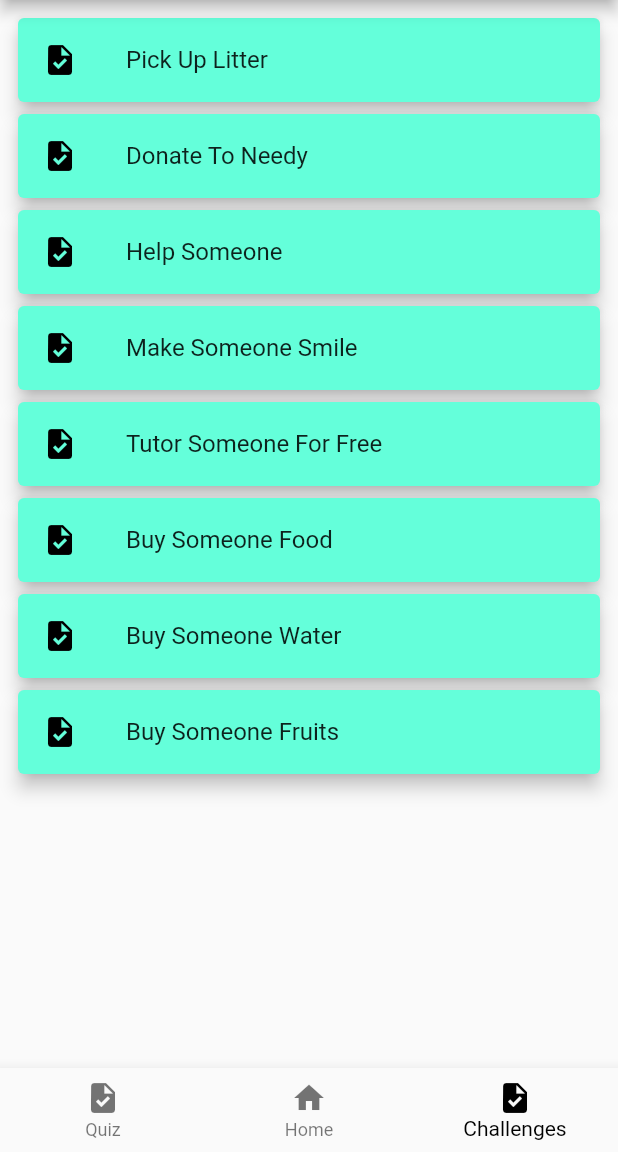
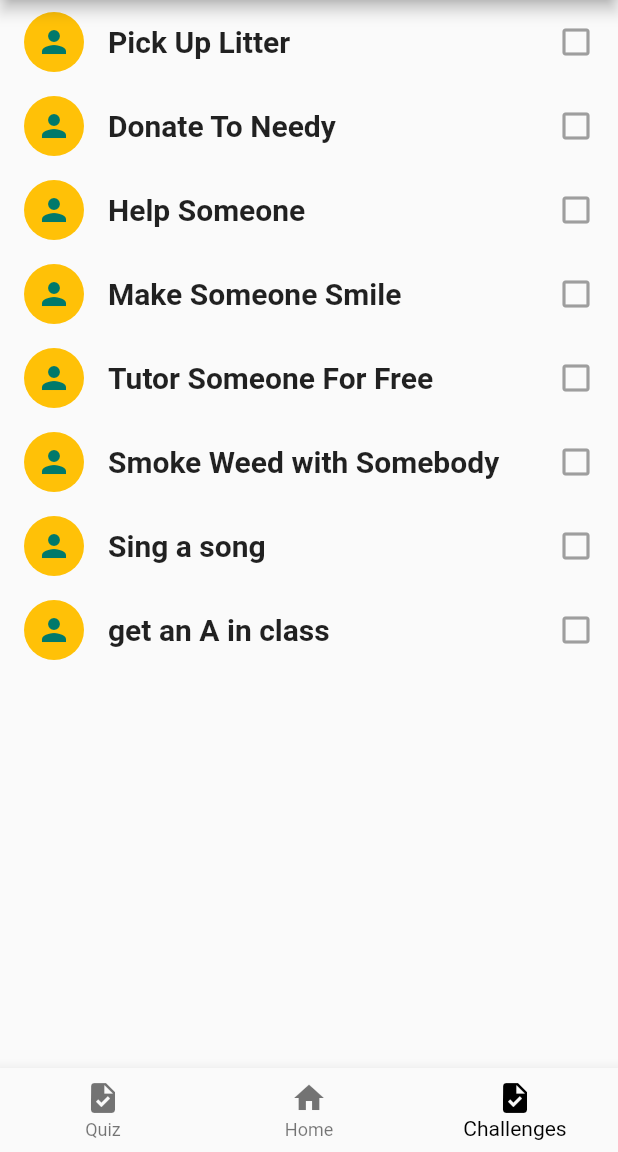
Before and after one commit to eriksoriano/forgood, a Flutter app: the screen it shows after launch, item 3 of the bottom bar chosen, on a phone screen of 412 x 824 dp, the part 84-1236 px from its top. Run offline on Flutter 3.47's test engine with Material 2 defaults, Android fonts, the phone set to English and light mode, and no system bars; missing offline and left inert: dart:ffi.

Commit message:
all good

```diff
--- /dev/null
+++ b/lib/list.dart
@@ -0,0 +1,6 @@
+class listOpportunities {
+  String name;
+  bool isSelected;
+
+  listOpportunities(this.name, this.isSelected);
+}
--- a/lib/main.dart
+++ b/lib/main.dart
@@ -1,5 +1,5 @@
 import 'dart:ffi';
-
+import 'package:finalproject/list.dart';
 import 'package:flutter/material.dart';
 
 void main() {
@@ -34,90 +34,80 @@ class MyHomePage extends StatefulWidget {
 }
 
 class _MyHomePageState extends State<MyHomePage> {
+  List<listOpportunities> challengenames = [
+    listOpportunities("Pick Up Litter", false),
+    listOpportunities("Donate To Needy", false),
+    listOpportunities("Help Someone", false),
+    listOpportunities("Make Someone Smile", false),
+    listOpportunities("Tutor Someone For Free", false),
+    listOpportunities("Smoke Weed with Somebody", false),
+    listOpportunities("Sing a song", false),
+    listOpportunities("get an A in class", false),
+  ];
+
+  List<listOpportunities> selectedThings = [];
 // **************************************************************************
 // the list of items in the list below; this will be moved into a new page
 // **************************************************************************
-  final List<int> _items = List<int>.generate(8, (int index) => index);
+  // final List<int> _items = List<int>.generate(8, (int index) => index);
 
-  List<String> tasks = [
-    "Pick Up Litter",
-    "Donate To Needy",
-    "Help Someone",
-    "Make Someone Smile",
-    "Tutor Someone For Free",
-    "Buy Someone Food",
-    "Buy Someone Water",
-    "Buy Someone Fruits"
-  ];
+  // List<String> tasks = [
+  //   "Pick Up Litter",
+  //   "Donate To Needy",
+  //   "Help Someone",
+  //   "Make Someone Smile",
+  //   "Tutor Someone For Free",
+  //   "Buy Someone Food",
+  //   "Buy Someone Water",
+  //   "Buy Someone Fruits"
+  // ];
 
 // **************************************************************************
 // these are CHALLENGE OPPORTUNITIES based on quiz user fills out
 // **************************************************************************
 
   // @override
-  Widget _listofOpportunities() {
-    final ColorScheme colorScheme = Theme.of(context).colorScheme;
-    final Color oddItemColor = Color.fromRGBO(139, 200, 89, 1);
-    final Color evenItemColor = Color.fromRGBO(101, 189, 184, 1);
+  // Widget _listofOpportunities() {
+  //   final ColorScheme colorScheme = Theme.of(context).colorScheme;
+  //   final Color oddItemColor = Color.fromRGBO(139, 200, 89, 1);
+  //   final Color evenItemColor = Color.fromRGBO(101, 189, 184, 1);
 
-    return Container(
-      padding: EdgeInsets.all(8.0),
-      child: ReorderableListView(
-          children: <Widget>[
-            for (final task in tasks)
-              Card(
-                color: Colors.tealAccent,
-                key: ValueKey(task),
-                elevation: 5.0,
-                child: ListTile(
-                  title: Text(task),
-                  leading: Icon(Icons.task, color: Colors.black),
-                ),
-              ),
-          ],
-          onReorder: (oldIndex, newIndex) {
-            setState(() {
-              if (oldIndex < newIndex) {
-                newIndex = newIndex - 1;
-                challenge1 = tasks[0];
-                challenge2 = tasks[1];
-                challenge3 = tasks[2];
-                challenge4 = tasks[3];
-              } else if (oldIndex > newIndex) {
-                newIndex = oldIndex;
-                challenge1 = tasks[0];
-                challenge2 = tasks[1];
-                challenge3 = tasks[2];
-                challenge4 = tasks[3];
-              }
-            });
-            final task = tasks.removeAt(oldIndex);
-            tasks.insert(newIndex, task);
-          }),
-    );
-  }
-
-  @override
-  Widget _acceptChallenge() {
-    bool challenge1 = false;
-    bool challenge2 = false;
-    bool challenge3 = false;
-    bool challenge4 = false;
-
-    return Row(
-      children: [
-        Text("Challenge"),
-        Checkbox(
-          value: challenge1,
-          onChanged: (bool? value) {
-            setState(() {
-              challenge1 = false;
-            });
-          },
-        ),
-      ],
-    );
-  }
+  //   return Container(
+  //     padding: EdgeInsets.all(8.0),
+  //     child: ReorderableListView(
+  //         children: <Widget>[
+  //           for (final task in tasks)
+  //             Card(
+  //               color: Colors.tealAccent,
+  //               key: ValueKey(task),
+  //               elevation: 5.0,
+  //               child: ListTile(
+  //                 title: Text(task),
+  //                 leading: Icon(Icons.task, color: Colors.black),
+  //               ),
+  //             ),
+  //         ],
+  //         onReorder: (oldIndex, newIndex) {
+  //           setState(() {
+  //             if (oldIndex < newIndex) {
+  //               newIndex = newIndex - 1;
+  //               challenge1 = tasks[0];
+  //               challenge2 = tasks[1];
+  //               challenge3 = tasks[2];
+  //               challenge4 = tasks[3];
+  //             } else if (oldIndex > newIndex) {
+  //               newIndex = oldIndex;
+  //               challenge1 = tasks[0];
+  //               challenge2 = tasks[1];
+  //               challenge3 = tasks[2];
+  //               challenge4 = tasks[3];
+  //             }
+  //           });
+  //           final task = tasks.removeAt(oldIndex);
+  //           tasks.insert(newIndex, task);
+  //         }),
+  //   );
+  // }
 
 // **************************************************************************
   // these are GLOBAL variables  to for the four main challenge rings
@@ -147,15 +137,89 @@ class _MyHomePageState extends State<MyHomePage> {
     });
   }
 
-  void _incrementCounter() {
-    setState(() {
-      // This call to setState tells the Flutter framework that something has
-      // changed in this State, which causes it to rerun the build method below
-      // so that the display can reflect the updated values. If we changed
-      // _counter without calling setState(), then the build method would not be
-      // called again, and so nothing would appear to happen.
-      _counter++;
-    });
+// **************************************************************************
+  // widget below is for list of opportunities
+  // **************************************************************************
+
+  Widget _selectOpportunities() {
+    return SafeArea(
+      child: Column(
+        children: [
+          Expanded(
+            child: ListView.builder(
+              itemCount: challengenames.length,
+              itemBuilder: (BuildContext context, int index) {
+                // return item!!!!
+                return getListBro(
+                  challengenames[index].name,
+                  challengenames[index].isSelected,
+                  index,
+                );
+              },
+            ),
+          ),
+          selectedThings.length > 0
+              ? RaisedButton(
+                  child: Text(
+                    "Select (${selectedThings.length})",
+                    style: TextStyle(fontSize: 20),
+                  ),
+                  onPressed: () {
+                    print("Selected ${selectedThings.length}");
+                    challenge1 = selectedThings[0].name;
+                    challenge1 = selectedThings[1].name;
+                  },
+                )
+              : Container(),
+          SizedBox(
+            height: 10,
+          ),
+        ],
+      ),
+    );
+  }
+
+  Widget getListBro(String name, bool isSelected, int index) {
+    return ListTile(
+      leading: CircleAvatar(
+        backgroundColor: Colors.amber,
+        child: Icon(Icons.person),
+      ),
+      title: Text(
+        name,
+        style: TextStyle(fontSize: 20, fontWeight: FontWeight.bold),
+      ),
+      trailing: isSelected
+          ? Icon(
+              Icons.check_box,
+              color: Colors.black,
+            )
+          : Icon(
+              Icons.check_box_outline_blank,
+              color: Colors.grey,
+            ),
+      onTap: () {
+        setState(() {
+          challengenames[index].isSelected = !challengenames[index].isSelected;
+          // if (challengenames[0].isSelected == true) {
+          //   challenge1 = challengenames[0].name;
+          // } else {
+          //   challenge1 = "";
+          // }
+
+          if (challengenames[index].isSelected == true) {
+            selectedThings.add(listOpportunities(name, true));
+          } else if (challengenames[index].isSelected == false) {
+            selectedThings.removeWhere(
+                (element) => element.name == challengenames[index].name);
+            challenge1 = "";
+            challenge2 = "";
+            challenge3 = "";
+            challenge4 = "";
+          }
+        });
+      },
+    );
   }
 
 // **************************************************************************
@@ -414,18 +478,6 @@ class _MyHomePageState extends State<MyHomePage> {
                     },
                     child: Text('Add Progress'),
                   ),
-                  // ElevatedButton(
-                  //   onPressed: () {
-                  //     setState(() {
-                  //       // _goodDay = _goodDay + 0.2;
-                  //     });
-                  //   },
-                  //   style: ElevatedButton.styleFrom(primary: Colors.green),
-                  //   child: Text(
-                  //     'Send Challenge',
-                  //     style: TextStyle(fontSize: 10),
-                  //   ),
-                  // ),
                 ],
               ),
               Column(
@@ -440,8 +492,6 @@ class _MyHomePageState extends State<MyHomePage> {
                   Container(
                     width: size,
                     height: size,
-                    // color: Colors.blue,
-                    // padding: EdgeInsets.all(20),
                     child: Stack(
                       fit: StackFit.expand,
                       children: [
@@ -473,41 +523,24 @@ class _MyHomePageState extends State<MyHomePage> {
                           complete4 = "100%";
                         } else if (ring4 < 0.2) {
                           ring4 = ring4 + 0.2;
-                          // complete1 = '$progress';
                           complete4 = "20%";
                         } else if (ring4 < 0.4) {
                           ring4 = ring4 + 0.2;
-                          // complete1 = '$progress';
                           complete4 = "40%";
                         } else if (ring4 < 0.6) {
                           ring4 = ring4 + 0.2;
-                          // complete1 = '$progress';
                           complete4 = "60%";
                         } else if (ring4 < 0.8) {
                           ring4 = ring4 + 0.2;
-                          // complete1 = '$progress';
                           complete4 = "80%";
                         } else if (ring4 == 0.8) {
                           ring4 = ring4 + 0.2;
-                          // complete1 = '$progress';
                           complete4 = "100%";
                         }
                       });
                     },
                     child: Text('Add Progress'),
                   ),
-                  // ElevatedButton(
-                  //   onPressed: () {
-                  //     setState(() {
-                  //       // _goodDay = _goodDay + 0.2;
-                  //     });
-                  //   },
-                  //   style: ElevatedButton.styleFrom(primary: Colors.green),
-                  //   child: Text(
-                  //     'Send Challenge',
-                  //     style: TextStyle(fontSize: 10),
-                  //   ),
-                  // ),
                 ],
               ),
             ],
@@ -560,20 +593,12 @@ class _MyHomePageState extends State<MyHomePage> {
       case 1:
         return _profileScreen();
       case 2:
-        return _listofOpportunities();
-      // case 3:
-      //   return Text("Other content will go here once we realize what it is",
-      //       style: TextStyle(fontSize: 30));
+        return _selectOpportunities();
       default:
         return const Center(child: Icon(Icons.home, size: 20));
     }
   }
   // widget that changes tabs and each case is a screen (containing their own widget)
-
-  // double ring4 = 0.0;
-  // double _metSomeone = 0.0;
-  // double _wentOutside = 0.0;
-  // double _goodDay = 0.0;
 
   @override
   Widget build(BuildContext context) {
@@ -598,35 +623,7 @@ class _MyHomePageState extends State<MyHomePage> {
           onPressed: () {},
         ),
       ),
-      // floatingActionButton: FloatingActionButton(
-      //   onPressed: _incrementCounter,
-      //   tooltip: 'Increment',
-      //   child: const Icon(
-      //     Icons.info,
-      //     size: 50,
-      //   ),
-      // ),
-      // appBar: PreferredSize(
-      //   preferredSize: Size.fromHeight(80.0),
-      //   child: AppBar(
-      //     // centerTitle: true,
-      //     title: Image.asset(
-      //       'assets/Asset2.png',
-      //       fit: BoxFit.contain,
-      //       width: 50,
-      //     ),
-      //   ),
-      // ),
-      // floatingActionButton: FloatingActionButton(
-      //   onPressed: _incrementCounter,
-      //   tooltip: 'Info',
-      //   child: const Icon(
-      //     Icons.info,
-      //     size: 50,
-      //   ),
-      // ),
       floatingActionButtonLocation: FloatingActionButtonLocation.miniEndTop,
-
       body: Center(
         child: _selectTab(),
       ),
```
